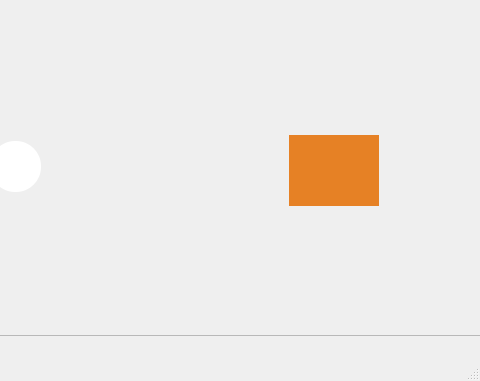
The window that mainwindow.ui (robertmorelli/color_alchemy) describes before a commit, drawn with Qt 5; both pictures show x 470 to 950 and y 205 to 586 of the 950 by 586 pixel window.
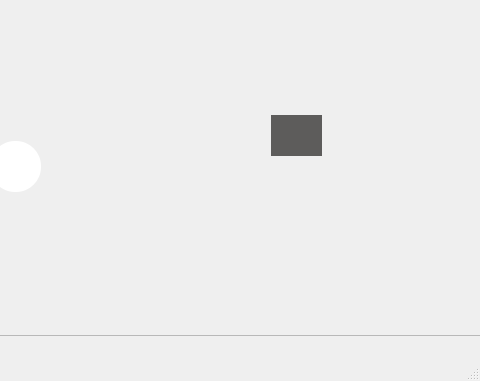
The same window after the commit. Icons and pictures are not drawn. Custom widgets are drawn as their Qt base class.

```diff
--- a/mainwindow.ui
+++ b/mainwindow.ui
@@ -129,15 +129,15 @@
     <widget class="QLabel" name="goalColor">
      <property name="geometry">
       <rect>
-       <x>769</x>
-       <y>340</y>
-       <width>90</width>
-       <height>71</height>
+       <x>751</x>
+       <y>320</y>
+       <width>51</width>
+       <height>41</height>
       </rect>
      </property>
      <property name="styleSheet">
       <string notr="true">image: none;
-background-color: #E68125;
+background-color: #5d5c5b;
 border-image: none;
 </string>
      </property>
```
